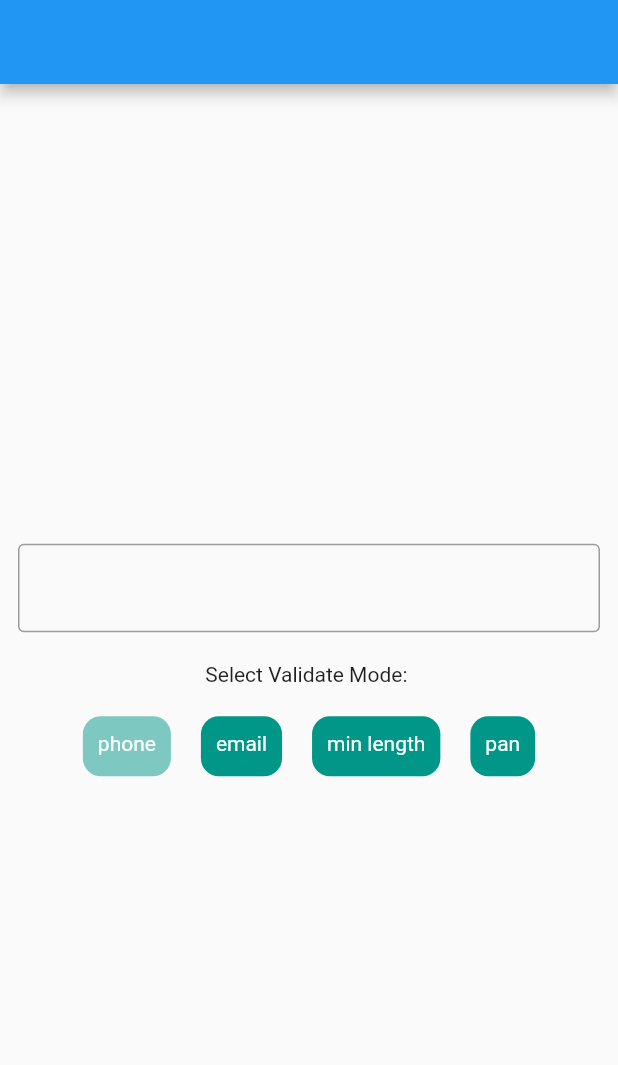
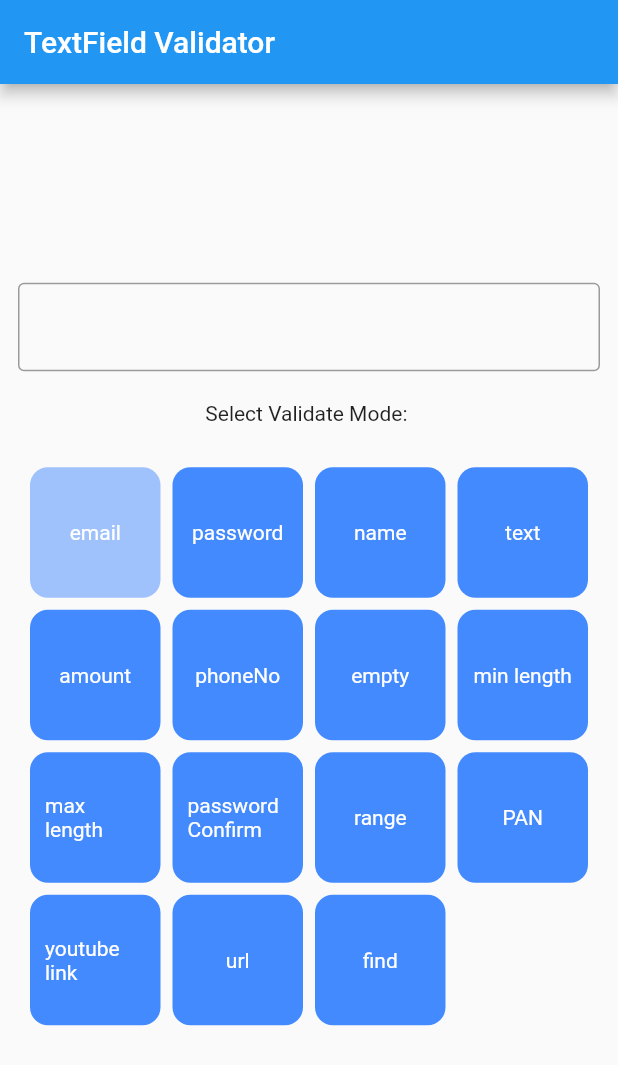
Before and after one commit to abhishekr77/flutter_textfield_validator, a Flutter app: the screen it shows after launch, on a phone screen of 412 x 824 dp. Shown: the top 1065 px of the screen. Run offline on Flutter 3.47's test engine with Material 2 defaults, Android fonts, the phone set to English and light mode, and no system bars.

Commit message:
all validate added

```diff
--- a/lib/main.dart
+++ b/lib/main.dart
@@ -1,4 +1,3 @@
-
 import 'package:flutter/material.dart';
 import 'package:flutter_validate/validator.dart';
 
@@ -30,32 +29,79 @@ class HomePage extends StatefulWidget {
 
 class _HomePageState extends State<HomePage> {
   int seletedValidator = 0;
-  List<String> _validatorType = ["phone", "email", "min length", "pan"];
+  final TextEditingController _textEditingController=TextEditingController();
+  final List<String> _validatorType = [
+    "email",
+    "password",
+    "name",
+    "text",
+    "amount",
+    'phoneNo',
+    'empty',
+    'min length',
+    'max length',
+    'password Confirm',
+    'range',
+    'PAN',
+    'youtube link',
+    'url',
+    'find'
+  ];
 
   @override
   Widget build(BuildContext context) {
     return Scaffold(
-      appBar: AppBar(),
+      resizeToAvoidBottomInset: false,
+      appBar: AppBar(
+        title: const Text("TextField Validator"),
+      ),
       body: Padding(
         padding: const EdgeInsets.symmetric(horizontal: 12),
-        child: Column(mainAxisAlignment: MainAxisAlignment.center,
+        child: Column(
+          mainAxisAlignment: MainAxisAlignment.center,
           children: [
-
             TextFormField(
+              controller: _textEditingController,
               decoration: const InputDecoration(
                 border: OutlineInputBorder(),
               ),
-              validator: (s) {
+              validator: (text) {
                 switch (seletedValidator) {
                   case 0:
-                    return Validator.phone(s!);
+                    return Validator.validateEmail(text!);
                   case 1:
-                    return Validator.email(s!);
+                    return Validator.validatePassword(text!,8);
                   case 2:
+                    return Validator.validateName(text!,6,"username");
+                  case 3:
+                    return Validator.pan(text!);
+                  case 4:
+                    return Validator.validateText(text!, "text");
+                  case 5:
+                    return Validator.validateAmount(text!);
+                  case 6:
+                    return Validator.validatePhoneNumber(text!);
+                  case 7:
+                    return Validator.empty(text!);
+                  case 8:
                     return Validator.minLength(
-                        value: s!, minLen: 3, message: "min length 3");
-                  case 3:
-                    return Validator.pan(s!);
+                        value: text!, minLen: 3, message: "min 3 letters");
+                  case 9:
+                    return Validator.maxLength(
+                        value: text!, maxLen: 3, message: "max 10 letters");
+                  case 10:
+                    return Validator.passwordConfirm(
+                        value: text!,
+                        message: "max 10 letters",
+                        password: "1234");
+                  case 11:
+                    return Validator.pan(text!);
+                  case 12:
+                    return Validator.youtubeLink(text!);
+                  case 13:
+                    return Validator.validateURL(text!);
+                  case 14:
+                    return Validator.find(text!);
                 }
               },
               autovalidateMode: AutovalidateMode.onUserInteraction,
@@ -63,30 +109,77 @@ class _HomePageState extends State<HomePage> {
             const SizedBox(
               height: 20,
             ),
-            const Text("Select Validate Mode: ",style: TextStyle(fontWeight: FontWeight.w400),),
+            const Text(
+              "Select Validate Mode: ",
+              style: TextStyle(fontWeight: FontWeight.w400),
+            ),
             const SizedBox(
               height: 20,
             ),
-            SizedBox(
-              height: 40,
-              child: ListView.separated(
+            GridView.builder(
               shrinkWrap: true,
-                  itemCount: _validatorType.length,
-                  scrollDirection: Axis.horizontal,
-                  separatorBuilder: (context,index)=>const SizedBox(width: 20,),
-                  itemBuilder: (context, index) => InkWell(
+              gridDelegate: SliverGridDelegateWithFixedCrossAxisCount(
+                crossAxisCount: 4, // number of items in each row
+                mainAxisSpacing: 8.0, // spacing between rows
+                crossAxisSpacing: 8.0, // spacing between columns
+              ),
+              padding: EdgeInsets.all(8.0), // padding around the grid
+              itemCount:  _validatorType.length,
+              itemBuilder: (context, index) {
+                return     InkWell(
                   onTap: () {
                     seletedValidator = index;
+                    _textEditingController.clear();
                     setState(() {});
                   },
                   child: Container(
                       padding: const EdgeInsets.all(10),
                       decoration: BoxDecoration(
-                                color:seletedValidator==index? Colors.teal.withOpacity(0.5): Colors.teal,
+                          color: seletedValidator == index
+                              ? Colors.blueAccent.withOpacity(0.5)
+                              : Colors.blueAccent,
                           borderRadius: BorderRadius.circular(12)),
-                            child: Text(_validatorType[index].toString(),style: const TextStyle(color: Colors.white,fontWeight: FontWeight.w400),)),
+                      child: Center(
+                        child: Text(
+                          _validatorType[index].toString(),
+                          style: const TextStyle(
+                              color: Colors.white,
+                              fontWeight: FontWeight.w400),
+                        ),
                       )),
+                );
+              },
             )
+            // SizedBox(
+            //   height: 40,
+            //   child: ListView.separated(
+            //       shrinkWrap: true,
+            //       itemCount: _validatorType.length,
+            //       scrollDirection: Axis.horizontal,
+            //       separatorBuilder: (context, index) => const SizedBox(
+            //             width: 20,
+            //           ),
+            //       itemBuilder: (context, index) =>
+            //           InkWell(
+            //             onTap: () {
+            //               seletedValidator = index;
+            //               setState(() {});
+            //             },
+            //             child: Container(
+            //                 padding: const EdgeInsets.all(10),
+            //                 decoration: BoxDecoration(
+            //                     color: seletedValidator == index
+            //                         ? Colors.teal.withOpacity(0.5)
+            //                         : Colors.teal,
+            //                     borderRadius: BorderRadius.circular(12)),
+            //                 child: Text(
+            //                   _validatorType[index].toString(),
+            //                   style: const TextStyle(
+            //                       color: Colors.white,
+            //                       fontWeight: FontWeight.w400),
+            //                 )),
+            //           )),
+            // )
           ],
         ),
       ),
```
Also changed, not shown: lib/validator.dart (+2 -24 lines). Lines whose indentation alone changed are shown as unchanged.
